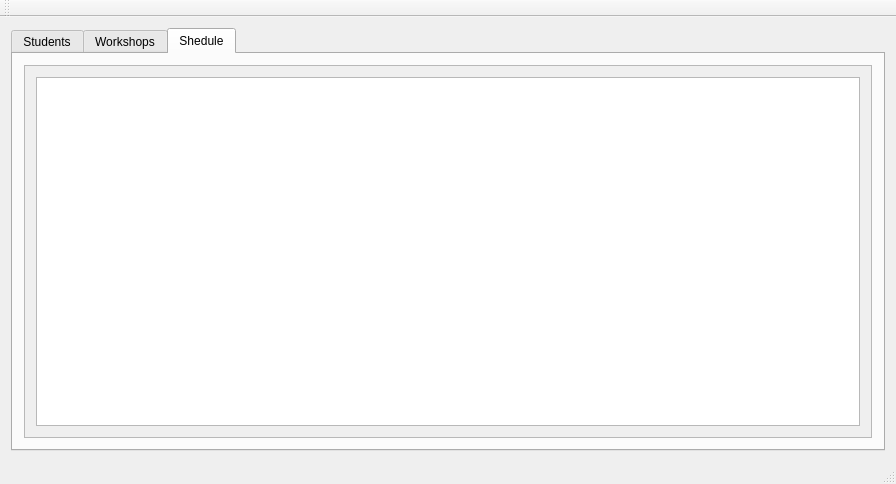
Old version of the form mainwindow.ui in the repository Rezenter/GreatCombinator.
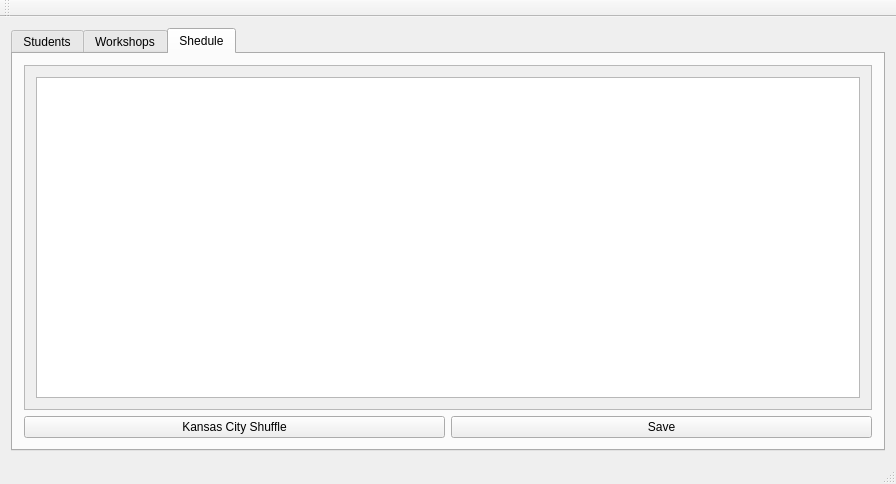
New version of the form. The open tabs and pages were chosen to show the change.

Patch:
```diff
--- a/mainwindow.ui
+++ b/mainwindow.ui
@@ -85,8 +85,22 @@
        <attribute name="title">
         <string>Shedule</string>
        </attribute>
-       <layout class="QVBoxLayout" name="verticalLayout_6">
-        <item>
+       <layout class="QGridLayout" name="gridLayout">
+        <item row="1" column="0">
+         <widget class="QPushButton" name="shuffleButton">
+          <property name="text">
+           <string>Kansas City Shuffle</string>
+          </property>
+         </widget>
+        </item>
+        <item row="1" column="1">
+         <widget class="QPushButton" name="saveButton">
+          <property name="text">
+           <string>Save</string>
+          </property>
+         </widget>
+        </item>
+        <item row="0" column="0" colspan="2">
          <widget class="QScrollArea" name="scrollArea_3">
           <property name="widgetResizable">
            <bool>true</bool>
@@ -97,7 +111,7 @@
              <x>0</x>
              <y>0</y>
              <width>854</width>
-             <height>354</height>
+             <height>323</height>
             </rect>
            </property>
            <layout class="QVBoxLayout" name="verticalLayout_7">
```
Left out of the diff: 2 changed lines with no effect on the pictures.
